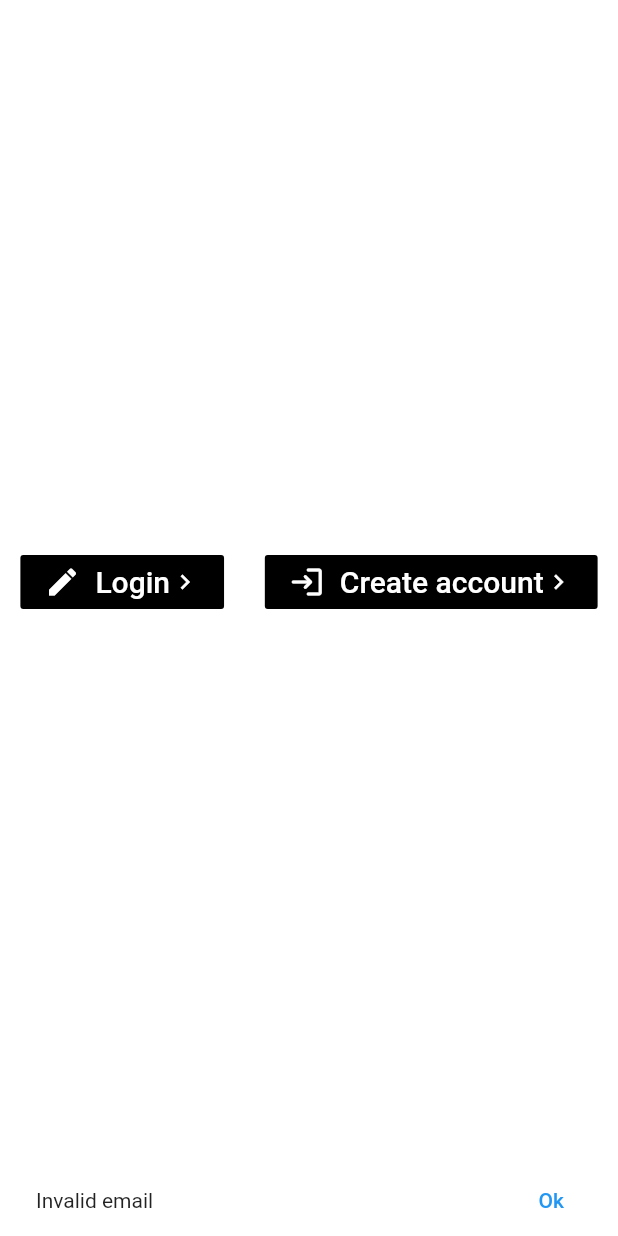
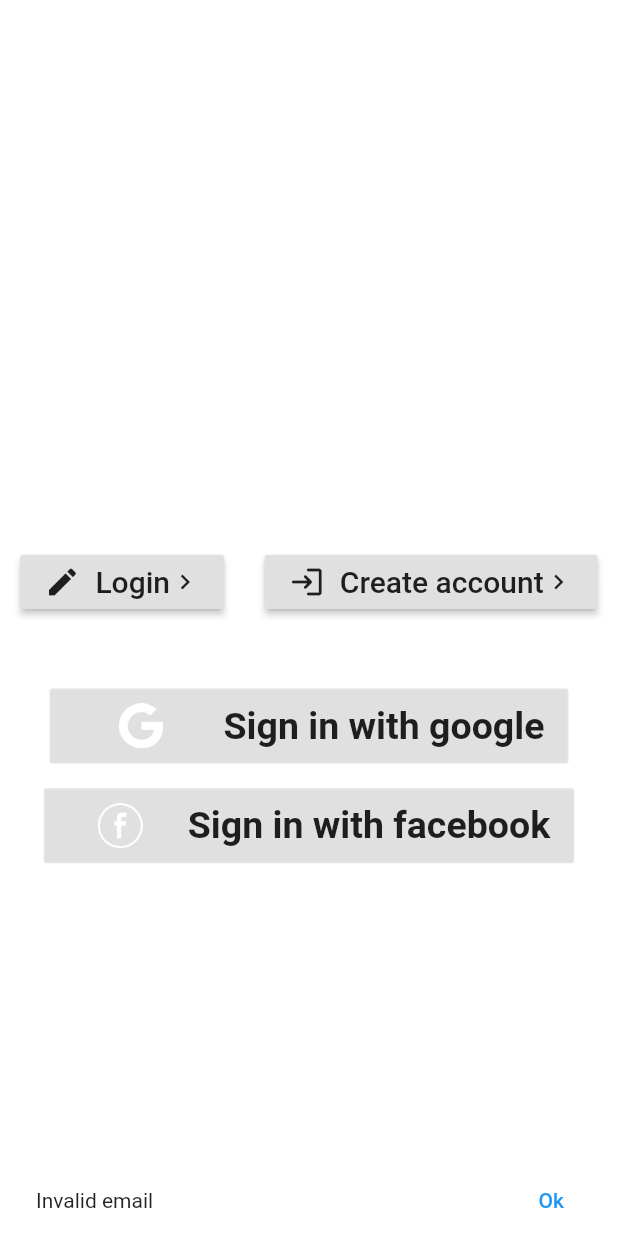
Before and after one commit to financial-bjbraz/mobile_financial_app, a Flutter app: the screen it shows after launch, after a tap on "Login", on a phone screen of 412 x 824 dp. Run offline on Flutter 3.47's test engine with Material 2 defaults, Android fonts, the phone set to English and light mode, and no system bars; our stand-ins replace firebase_auth, firebase_core, firebase_database, flutter_svg, google_sign_in; missing offline and left inert: flutter_login_facebook; accounts and stored records are empty; generated files the repository leaves out were written again.

```diff
--- a/lib/main.dart
+++ b/lib/main.dart
@@ -2,10 +2,11 @@
 import 'package:firebase_core/firebase_core.dart';
 import 'package:flutter/material.dart';
 import 'package:flutter/services.dart';
-import 'package:flutter_localizations/flutter_localizations.dart';
 import 'package:flutter_gen/gen_l10n/app_localizations.dart';
 
-void main() {
+import 'firebase_options.dart';
+
+void main2() {
   SystemChrome.setSystemUIOverlayStyle(
     SystemUiOverlayStyle(
       statusBarBrightness: Brightness.dark,
@@ -17,14 +18,28 @@
   runApp(MyApp());
 }
 
+Future<void> main() async {
+  WidgetsFlutterBinding.ensureInitialized();
+  await Firebase.initializeApp(
+    options: DefaultFirebaseOptions.currentPlatform,
+  );
+  SystemChrome.setSystemUIOverlayStyle(
+    SystemUiOverlayStyle(
+      statusBarBrightness: Brightness.dark,
+      statusBarColor: Colors.transparent,
+      systemNavigationBarColor: const Color(0x293145),
+    ),
+  );
+  runApp(MyApp());
+}
+
 class MyApp extends StatelessWidget {
   // This widget is the root of your application.
+
   @override
   Widget build(BuildContext context) {
-    return FutureBuilder(
-        future: Firebase.initializeApp(),
-        builder: (context, snapshot) {
-          if (snapshot.connectionState == ConnectionState.done) {
+    return FutureBuilder(builder: (context, snapshot) {
+      //if (snapshot.connectionState == ConnectionState.done) {
       return MaterialApp(
         debugShowCheckedModeBanner: false,
         title: 'Bank App Style',
@@ -37,9 +52,9 @@
         home: SplashPage(),
         // ignore: missing_return, missing_return
       );
-          }
+      //}
 
-          return CircularProgressIndicator();
+      //return CircularProgressIndicator();
     });
   }
 }
--- a/lib/pages/widgets/login/login.dart
+++ b/lib/pages/widgets/login/login.dart
@@ -1,10 +1,10 @@
 import 'package:bank_app/entities/simple_user.dart';
 import 'package:bank_app/pages/home/home_page.dart';
 import 'package:bank_app/pages/home/transactions_page.dart';
+import 'package:bank_app/services/auth.dart';
 import 'package:firebase_auth/firebase_auth.dart';
 import 'package:firebase_core/firebase_core.dart';
 import 'package:flutter/material.dart';
-import 'package:bank_app/services/auth.dart';
 
 class LoginPage extends StatelessWidget {
   const LoginPage({Key? key}) : super(key: key);
@@ -39,6 +39,17 @@
 
   Widget loginButton() {
     FocusNode textSecondFocusNode = new FocusNode();
+
+    final ButtonStyle raisedButtonStyle = ElevatedButton.styleFrom(
+      onPrimary: Colors.black87,
+      primary: Colors.grey[300],
+      minimumSize: Size(88, 36),
+      padding: EdgeInsets.symmetric(horizontal: 16),
+      shape: const RoundedRectangleBorder(
+        borderRadius: BorderRadius.all(Radius.circular(2)),
+      ),
+    );
+
     return ClipRRect(
       borderRadius: BorderRadius.circular(5),
       child: Column(
@@ -108,7 +119,7 @@
                     Row(
                       mainAxisAlignment: MainAxisAlignment.spaceAround,
                       children: [
-                        RaisedButton(
+                        ElevatedButton(
                           onPressed: () {
                             if (validate()) {
                               auth.signInWithEmailAndPassword(
@@ -124,12 +135,7 @@
                                           )));
                             }
                           },
-                          color: Colors.black,
-                          highlightColor: Colors.white,
-                          elevation: 0,
-                          disabledElevation: 0,
-                          highlightElevation: 0,
-                          hoverElevation: 0,
+                          style: raisedButtonStyle,
                           child: Row(
                             children: <Widget>[
                               Row(
@@ -151,7 +157,7 @@
                             ],
                           ),
                         ),
-                        RaisedButton(
+                        ElevatedButton(
                           onPressed: () {
                             if (validate()) {
                               auth.createUserWithEmailAndPassword(
@@ -166,12 +172,7 @@
                                           )));
                             }
                           },
-                          color: Colors.black,
-                          highlightColor: Colors.white,
-                          elevation: 0,
-                          disabledElevation: 0,
-                          highlightElevation: 0,
-                          hoverElevation: 0,
+                          style: raisedButtonStyle,
                           child: Row(
                             children: <Widget>[
                               Row(
@@ -196,20 +197,17 @@
                       ],
                     )
                   ]),
-                  SizedBox(height: MediaQuery.of(context).size.height * 0.04),
+                  SizedBox(height: MediaQuery.of(context).size.height * 0.02),
                   Text.rich(
                     TextSpan(
                       text: "Or ",
                     ),
                     style: TextStyle(fontSize: 12),
                   ),
-                  SizedBox(height: MediaQuery.of(context).size.height * 0.04),
-                  OutlineButton(
+                  SizedBox(height: MediaQuery.of(context).size.height * 0.02),
+                  OutlinedButton(
                     onPressed: this.clickLoginGoogle,
-                    shape: RoundedRectangleBorder(
-                        borderRadius: BorderRadius.circular(45)),
-                    splashColor: Colors.purple[800],
-                    borderSide: BorderSide(color: Colors.white),
+                    style: raisedButtonStyle,
                     child: Padding(
                       padding: const EdgeInsets.fromLTRB(0, 10, 0, 10),
                       child: Row(
@@ -234,13 +232,10 @@
                       ),
                     ),
                   ),
-                  SizedBox(height: MediaQuery.of(context).size.height * 0.04),
-                  OutlineButton(
+                  SizedBox(height: MediaQuery.of(context).size.height * 0.02),
+                  OutlinedButton(
                     onPressed: this.clickLoginFacebook,
-                    shape: RoundedRectangleBorder(
-                        borderRadius: BorderRadius.circular(45)),
-                    splashColor: Colors.purple[800],
-                    borderSide: BorderSide(color: Colors.white),
+                    style: raisedButtonStyle,
                     child: Padding(
                       padding: const EdgeInsets.fromLTRB(0, 10, 0, 10),
                       child: Row(
```
Also changed, not shown: lib/pages/widgets/cards/rewards.dart (+30 -18 lines), lib/pages/widgets/menu/item_menu.dart (+19 -7 lines), lib/pages/widgets/menu/menu_app.dart (+20 -9 lines), lib/firebase_options.dart (added), pubspec.lock, 9 other files. Lines whose indentation alone changed are shown as unchanged.
